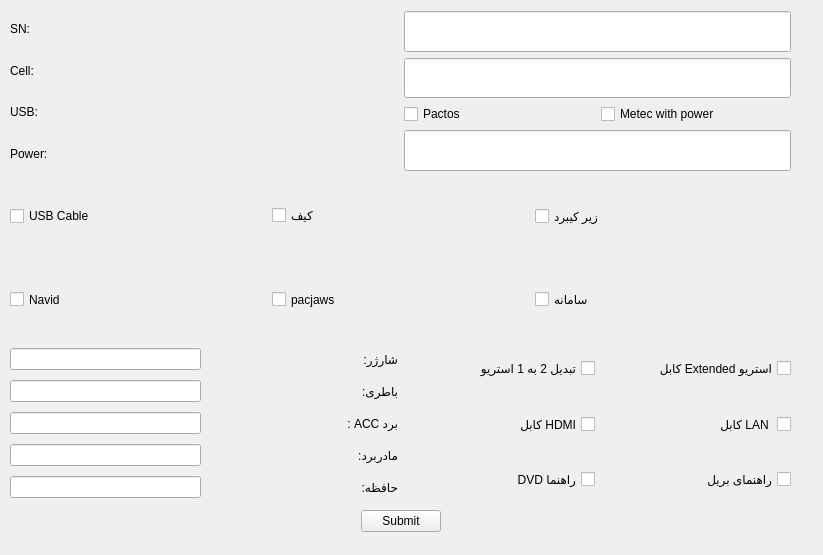
kia-far/QtDBS, file requestform.ui: the form before one commit.
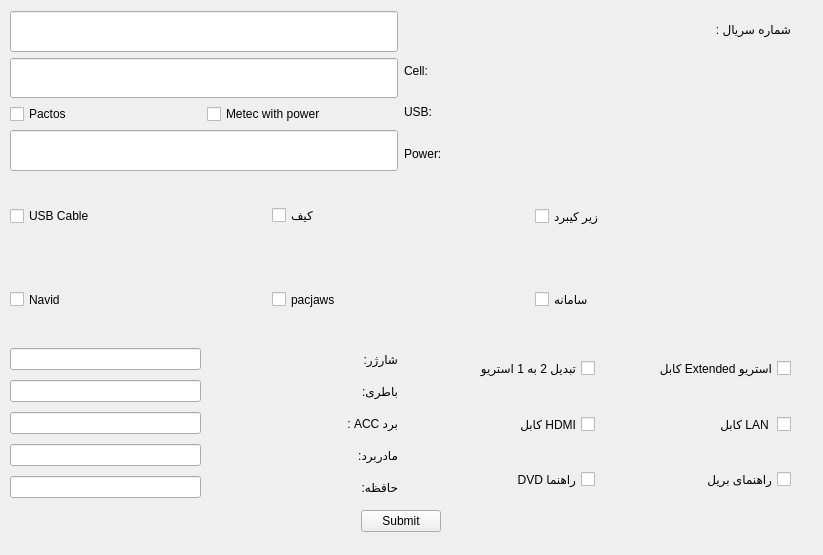
The form after the commit.

What changed in the file:
```diff
--- a/requestform.ui
+++ b/requestform.ui
@@ -13,7 +13,7 @@
   <property name="windowTitle">
    <string>Form</string>
   </property>
-  <widget class="QWidget" name="">
+  <widget class="QWidget" name="layoutWidget">
    <property name="geometry">
     <rect>
      <x>10</x>
@@ -25,41 +25,6 @@
    <layout class="QGridLayout" name="gridLayout_8">
     <item row="0" column="0" colspan="2">
      <layout class="QGridLayout" name="gridLayout_7">
-      <item row="0" column="0">
-       <layout class="QGridLayout" name="gridLayout_6">
-        <property name="sizeConstraint">
-         <enum>QLayout::SetNoConstraint</enum>
-        </property>
-        <item row="0" column="0">
-         <widget class="QLabel" name="label">
-          <property name="text">
-           <string>SN:</string>
-          </property>
-         </widget>
-        </item>
-        <item row="1" column="0">
-         <widget class="QLabel" name="label_2">
-          <property name="text">
-           <string>Cell:</string>
-          </property>
-         </widget>
-        </item>
-        <item row="2" column="0">
-         <widget class="QLabel" name="label_3">
-          <property name="text">
-           <string>USB:</string>
-          </property>
-         </widget>
-        </item>
-        <item row="3" column="0">
-         <widget class="QLabel" name="label_4">
-          <property name="text">
-           <string>Power:</string>
-          </property>
-         </widget>
-        </item>
-       </layout>
-      </item>
       <item row="0" column="1">
        <layout class="QGridLayout" name="gridLayout_5">
         <property name="sizeConstraint">
@@ -123,6 +88,41 @@
         </item>
        </layout>
       </item>
+      <item row="0" column="2">
+       <layout class="QGridLayout" name="gridLayout_6">
+        <property name="sizeConstraint">
+         <enum>QLayout::SetNoConstraint</enum>
+        </property>
+        <item row="0" column="0">
+         <widget class="QLabel" name="label">
+          <property name="text">
+           <string>شماره سریال :</string>
+          </property>
+         </widget>
+        </item>
+        <item row="1" column="0">
+         <widget class="QLabel" name="label_2">
+          <property name="text">
+           <string>Cell:</string>
+          </property>
+         </widget>
+        </item>
+        <item row="2" column="0">
+         <widget class="QLabel" name="label_3">
+          <property name="text">
+           <string>USB:</string>
+          </property>
+         </widget>
+        </item>
+        <item row="3" column="0">
+         <widget class="QLabel" name="label_4">
+          <property name="text">
+           <string>Power:</string>
+          </property>
+         </widget>
+        </item>
+       </layout>
+      </item>
      </layout>
     </item>
     <item row="1" column="0" colspan="2">
```
